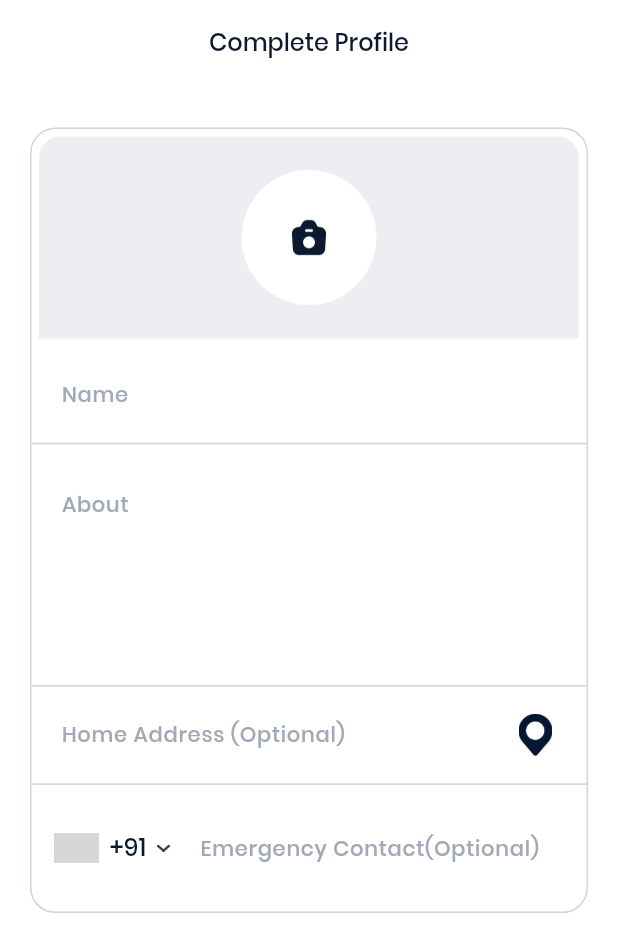
After one commit to yugmewada/locator-flutter-app, a Flutter app: the CompleteProfileScreen screen opened by its route, on a phone screen of 412 x 824 dp. The commit adds this screen. Shown: the top 952 px of the screen. Run offline on Flutter 3.47's test engine with Material 3 defaults, Android fonts, the phone set to English and light mode, and no system bars; our stand-ins replace flutter_screenutil, form_field_validator, image_picker, modal_bottom_sheet, shared_preferences; missing offline and left inert: country_pickers, gif; accounts and stored records are empty; grey boxes are pictures that could not be loaded.

Commit message:
[+]Added image picker and complete_profile_screen

```diff
--- a/lib/Common.dart
+++ b/lib/Common.dart
@@ -9,4 +9,5 @@ class Common {
   static const String welcome = "/welcome";
   static const String onboarding = "/onboarding";
   static const String languageSelection = "/language_selection";
+  static const String completeProfile = "/CompleteProfileScreen";
 }
--- a/lib/base/base_app_bar.dart
+++ b/lib/base/base_app_bar.dart
@@ -18,6 +18,7 @@ class BaseAppBar extends StatefulWidget implements PreferredSizeWidget {
   Widget? leadingWidget;
   Color? leadingWidgetColor;
   Color? titleWidgetColor;
+  Color? statusBarColor;
 
   BaseAppBar({
     super.key,
@@ -33,6 +34,7 @@ class BaseAppBar extends StatefulWidget implements PreferredSizeWidget {
     this.leadingWidget,
     this.leadingWidgetColor,
     this.titleWidgetColor,
+    this.statusBarColor = AppColor.colorScreenBg,
     this.preferredSize = const Size.fromHeight(kToolbarHeight),
   }) : assert(
           title == null || titleWidget == null,
@@ -50,8 +52,8 @@ class _BaseAppBarState extends State<BaseAppBar> {
   @override
   Widget build(BuildContext context) {
     return AppBar(
-      systemOverlayStyle: const SystemUiOverlayStyle(
-        statusBarColor: AppColor.colorScreenBg, // Status bar
+      systemOverlayStyle: SystemUiOverlayStyle(
+        statusBarColor: widget.statusBarColor
       ),
       scrolledUnderElevation: 0,
       centerTitle: widget.centerTitle,
--- a/lib/main.dart
+++ b/lib/main.dart
@@ -1,5 +1,6 @@
 import 'package:demo/Common.dart';
 import 'package:demo/theming/AppColor.dart';
+import 'package:demo/ui/auth/complete_profile_screen.dart';
 import 'package:demo/ui/auth/create_account_screen.dart';
 import 'package:demo/ui/auth/email_login_screen.dart';
 import 'package:demo/ui/auth/mobile_login_screen.dart';
@@ -46,6 +47,7 @@ class MyApp extends StatelessWidget {
           Common.createAccount: (context) => const CreateAccountScreen(),
           Common.mobileLogin: (context) => const MobileLoginScreen(),
           Common.emailLogin: (context) => const EmailLoginScreen(),
+          Common.completeProfile: (context) => const CompleteProfileScreen(),
         },
       ),
     );
--- a/lib/theming/AppColor.dart
+++ b/lib/theming/AppColor.dart
@@ -13,6 +13,7 @@ abstract class AppColor {
   static const Color colorWhite = Color(0xFFFFFFFF);
 
   static const Color colorGrey = Color(0xFFA1A9B7);
+  static const Color colorGreyOp20 = Color(0x33A1A9B7);
   static const Color colorGreyOp50 = Color(0x80A1A9B7);
   static const Color colorGrey2 = Color(0xFF969DAE);
   static const Color colorGreyHint = Color(0xFFA1A9B7);
--- a/lib/theming/TextStyles.dart
+++ b/lib/theming/TextStyles.dart
@@ -77,6 +77,12 @@ class TextStyles {
         .copyWith(fontSize: 16.spMin);
   }
 
+  static TextStyle normalFontGrey14() {
+    return normalFont()
+        .copyWith(color: AppColor.colorGrey)
+        .copyWith(fontSize: 14.spMin);
+  }
+
   static TextStyle normalFontGrey2_14() {
     return normalFont()
         .copyWith(color: AppColor.colorGrey2)
--- /dev/null
+++ b/lib/ui/auth/complete_profile_screen.dart
@@ -0,0 +1,337 @@
+import 'dart:io';
+
+import 'package:country_pickers/country.dart';
+import 'package:country_pickers/country_picker_dialog.dart';
+import 'package:country_pickers/utils/utils.dart';
+import 'package:demo/theming/AppColor.dart';
+import 'package:demo/theming/TextStyles.dart';
+import 'package:flutter/material.dart';
+import 'package:flutter_screenutil/flutter_screenutil.dart';
+import 'package:image_picker/image_picker.dart';
+
+import '../../base/base_app_bar.dart';
+import '../../generated/assets.dart';
+import '../../utils/media_picker_bottomsheet.dart';
+
+class CompleteProfileScreen extends StatefulWidget {
+  const CompleteProfileScreen({super.key});
+
+  @override
+  State<CompleteProfileScreen> createState() => _CompleteProfileScreenState();
+}
+
+class _CompleteProfileScreenState extends State<CompleteProfileScreen> {
+  final ValueNotifier<File?> _profileImageNotifier = ValueNotifier<File?>(null);
+  TextEditingController nameController = TextEditingController();
+  TextEditingController aboutController = TextEditingController();
+  TextEditingController addressController = TextEditingController();
+  TextEditingController phoneController = TextEditingController();
+
+  final TextEditingController mobileNumberController = TextEditingController();
+
+  final ValueNotifier<String> selectedCountryCode =
+      ValueNotifier<String>('+91');
+  ValueNotifier<Country> selectedCountryFlag =
+      ValueNotifier<Country>(CountryPickerUtils.getCountryByIsoCode("IN"));
+
+  @override
+  Widget build(BuildContext context) {
+    return Scaffold(
+      backgroundColor: Colors.white,
+      body: Column(
+        children: [
+          BaseAppBar(
+            statusBarColor: Colors.white,
+            backgroundColor: Colors.white,
+            showTitle: true,
+            leadingIcon: false,
+            titleWidget: Text(
+              "Complete Profile",
+              style: TextStyles.mediumColorDarkBlue16(),
+            ),
+            titleWidgetColor: AppColor.colorDarkBlue,
+          ),
+          Expanded(
+              child: SingleChildScrollView(
+            child: Column(
+              children: [
+                const SizedBox(
+                  height: 29,
+                ),
+                Padding(
+                  padding: const EdgeInsets.symmetric(horizontal: 20),
+                  child: Container(
+                    width: double.infinity,
+                    decoration: BoxDecoration(
+                        color: Colors.white,
+                        borderRadius: BorderRadius.circular(17),
+                        border: Border.all(color: AppColor.colorBorder)),
+                    child: Column(
+                      children: [
+                        _buildImageArea(),
+                        _screenTextFields(
+                            hint: "Name",
+                            controller: nameController,
+                            textInputAction: TextInputAction.next,
+                            inputType: TextInputType.text),
+                        _buildDivider(),
+                        _screenTextFields(
+                            hint: "About",
+                            controller: aboutController,
+                            inputType: TextInputType.multiline,
+                            textInputAction: TextInputAction.newline,
+                            maxLines: 5),
+                        _buildDivider(),
+                        _buildAddressTextField(),
+                        _buildDivider(),
+                        _buildCountryCode()
+                      ],
+                    ),
+                  ),
+                )
+              ],
+            ),
+          ))
+        ],
+      ),
+    );
+  }
+
+//------------------------------------------------------------------------------
+  //TEXT FIELDS IMAGE AREA
+//------------------------------------------------------------------------------
+
+  Widget _screenTextFields(
+      {required String hint,
+      required TextEditingController controller,
+      required TextInputType inputType,
+      required TextInputAction textInputAction,
+      int maxLines = 1}) {
+    return Padding(
+      padding: const EdgeInsets.only(left: 20, top: 5, bottom: 5),
+      child: TextField(
+          cursorColor: Colors.black,
+          controller: controller,
+          keyboardType: inputType,
+          maxLines: maxLines,
+          textInputAction: textInputAction,
+          decoration: InputDecoration(
+              border: InputBorder.none,
+              labelText: hint,
+              alignLabelWithHint: maxLines > 1 ? true : false,
+              hintStyle: TextStyles.normalFontGreyHint_14(),
+              labelStyle: TextStyles.normalFontGreyHint_14())),
+    );
+  }
+
+  Widget _buildDivider() {
+    return const Divider(
+      height: 1,
+      thickness: 1,
+      color: AppColor.colorBorder,
+    );
+  }
+
+  Widget _buildAddressTextField() {
+    return Row(
+      children: [
+        Expanded(
+          child: _screenTextFields(
+              hint: "Home Address (Optional)",
+              controller: addressController,
+              inputType: TextInputType.text,
+              textInputAction: TextInputAction.next),
+        ),
+        Padding(
+          padding: const EdgeInsets.only(left: 10, right: 20),
+          child: SizedBox(
+            width: 28,
+            height: 28,
+            child: Image.asset(Assets.imagesIcAddressPinAuth),
+          ),
+        ),
+      ],
+    );
+  }
+
+//------------------------------------------------------------------------------
+  //IMAGE AREA
+//------------------------------------------------------------------------------
+
+  Widget _buildImageArea() {
+    return Padding(
+      padding: const EdgeInsets.all(5),
+      child: Container(
+        height: 138.h,
+        width: double.infinity,
+        decoration: const BoxDecoration(
+            color: AppColor.colorGreyOp20,
+            borderRadius: BorderRadius.only(
+                topLeft: Radius.circular(14), topRight: Radius.circular(14))),
+        child: Center(
+            child: GestureDetector(
+                onTap: () {
+                  _pickImage();
+                },
+                child: ValueListenableBuilder(
+                    valueListenable: _profileImageNotifier,
+                    builder: (context, imageFile, child) {
+                      return imageFile == null
+                          ? _buildImageIcon()
+                          : _buildProfileImage(imageFile);
+                    }))),
+      ),
+    );
+  }
+
+  Widget _buildProfileImage(File imageFile) {
+    return ClipOval(
+      child: SizedBox(
+        width: 90,
+        height: 90,
+        child: Image.file(
+          imageFile,
+          fit: BoxFit.cover, // Important to cover the entire area
+        ),
+      ),
+    );
+  }
+
+  Widget _buildImageIcon() {
+    return Container(
+        width: 90,
+        height: 90,
+        decoration: const BoxDecoration(
+          color: Colors.white,
+          borderRadius: BorderRadius.all(Radius.circular(50)),
+        ),
+        child: Stack(
+          alignment: AlignmentDirectional.center,
+          children: [
+            SizedBox(
+              height: 28,
+              width: 28,
+              child: Image.asset(Assets.imagesIcCamera),
+            )
+          ],
+        ));
+  }
+
+//------------------------------------------------------------------------------
+  //COUNTRY CODE PICKER
+//------------------------------------------------------------------------------
+
+  Widget _buildCountryCode() {
+    return Padding(
+      padding: const EdgeInsets.only(left: 15, top: 10, bottom: 10),
+      child: Row(
+        children: [
+          GestureDetector(
+            onTap: () {
+              _openCountryPickerDialog();
+            },
+            child: Row(
+              children: [
+                Image.asset(
+                  CountryPickerUtils.getFlagImageAssetPath(
+                      selectedCountryFlag.value.isoCode),
+                  height: 20.0,
+                  width: 30.0,
+                  fit: BoxFit.fill,
+                  package: "country_pickers",
+                ),
+                Padding(
+                    padding: const EdgeInsets.only(left: 7, right: 7),
+                    child: ValueListenableBuilder<String>(
+                      valueListenable: selectedCountryCode,
+                      builder: (context, countryCode, child) {
+                        return Text(countryCode,
+                            style: TextStyles.mediumColorDarkBlue16());
+                      },
+                    )),
+              ],
+            ),
+          ),
+          SizedBox(
+            width: 9,
+            height: 5,
+            child: Image.asset(Assets.imagesImageDropDownCountryCode),
+          ),
+          Expanded(
+              child: _screenTextFields(
+                  hint: "Emergency Contact(Optional)",
+                  controller: mobileNumberController,
+                  inputType: TextInputType.phone,
+                  textInputAction: TextInputAction.done))
+        ],
+      ),
+    );
+  }
+
+//------------------------------------------------------------------------------
+  //COUNTRY PICKER DIALOG
+//------------------------------------------------------------------------------
+  Widget _buildDialogItem(Country country) => Row(
+        children: <Widget>[
+          CountryPickerUtils.getDefaultFlagImage(country),
+          const SizedBox(width: 8.0),
+          Flexible(
+              child: Text(
+            "+${country.phoneCode} ${country.name}",
+            style: TextStyles.mediumColorDarkBlue16(),
+          )),
+        ],
+      );
+
+  Future _openCountryPickerDialog() => showDialog(
+        context: context,
+        builder: (context) => CountryPickerDialog(
+          searchCursorColor: AppColor.primaryColor,
+          titlePadding: const EdgeInsets.all(8.0),
+          searchInputDecoration: InputDecoration(
+            hintText: "Search phone code",
+            hintStyle: TextStyles.mediumColorDarkBlue16(),
+            focusedBorder: const UnderlineInputBorder(
+              borderSide: BorderSide(
+                color: AppColor.primaryColor,
+                width: 1.0,
+              ),
+            ),
+            enabledBorder: const UnderlineInputBorder(
+              borderSide: BorderSide(
+                color: AppColor.primaryColor,
+                width: 1.0,
+              ),
+            ),
+            labelStyle: TextStyles.mediumColorDarkBlue16(),
+          ),
+          isSearchable: true,
+          title: Text("Select your country",
+              style: TextStyles.mediumColorDarkBlue16()),
+          onValuePicked: (Country country) => setState(() {
+            selectedCountryFlag.value = country;
+            selectedCountryCode.value = "+${country.phoneCode}";
+          }),
+          itemBuilder: _buildDialogItem,
+          priorityList: [
+            CountryPickerUtils.getCountryByIsoCode('IN'),
+          ],
+        ),
+      );
+
+  Future<void> _pickImage() async {
+    final pickedFile = await showModalBottomSheet<XFile?>(
+      context: context,
+      backgroundColor: Colors.transparent,
+      builder: (context) => MediaPickerSheet(
+        pickFileType: PickedFileType.image,
+        onSelectFile: (file, type) {
+          if (file != null) {
+            _profileImageNotifier.value = File(file.path);
+          }
+          Navigator.pop(context);
+        },
+      ),
+    );
+  }
+}
--- a/pubspec.yaml
+++ b/pubspec.yaml
@@ -37,6 +37,8 @@ dependencies:
   toasty_box: ^1.0.4
   flutter_screenutil: ^5.9.3
   form_field_validator: ^1.1.0
+  gif: ^2.3.0
+  image_picker: ^1.0.7
 
   # The following adds the Cupertino Icons font to your application.
   # Use with the CupertinoIcons class for iOS style icons.
```
Also changed, not shown: lib/ui/auth/bottomsheet/auth_success_bottomsheet.dart (added, +104 -0 lines), lib/ui/auth/create_account_screen.dart (+7 -1 lines), lib/ui/auth/mobile_login_screen.dart (+39 -14 lines), lib/utils/media_picker_bottomsheet.dart (added, +148 -0 lines), assets/images/ic_address_pin_auth.png (added), assets/images/ic_camera.png (added), assets/images/ic_success_signup.gif (added), lib/generated/assets.dart, pubspec.lock, 2 other files.
